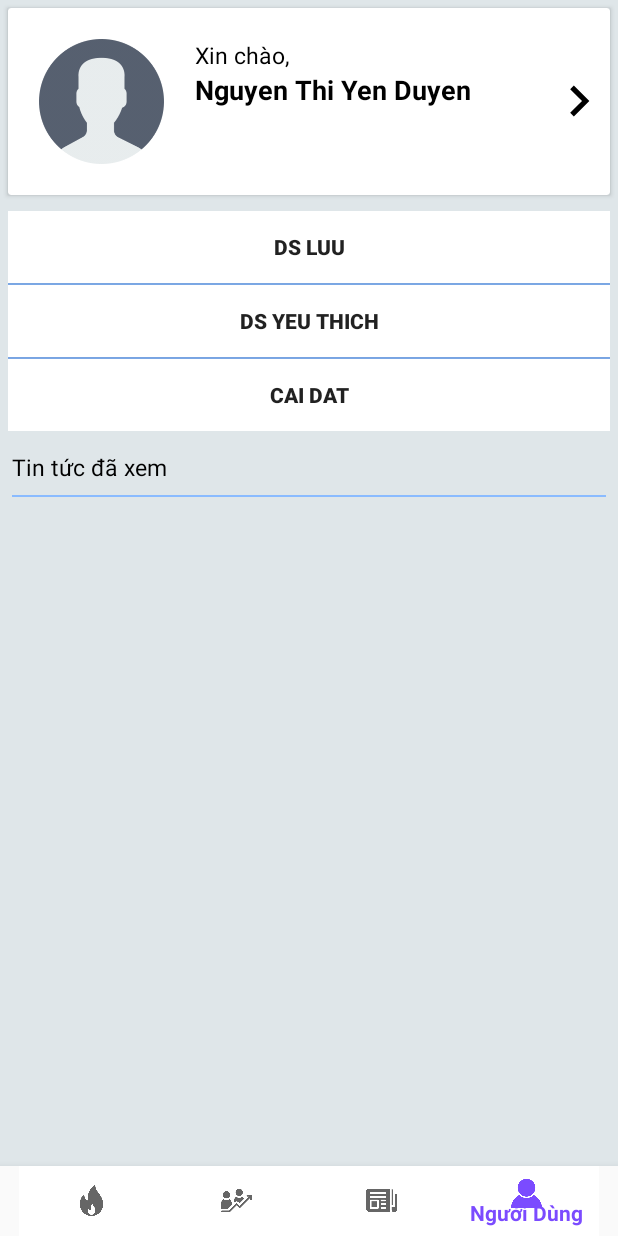
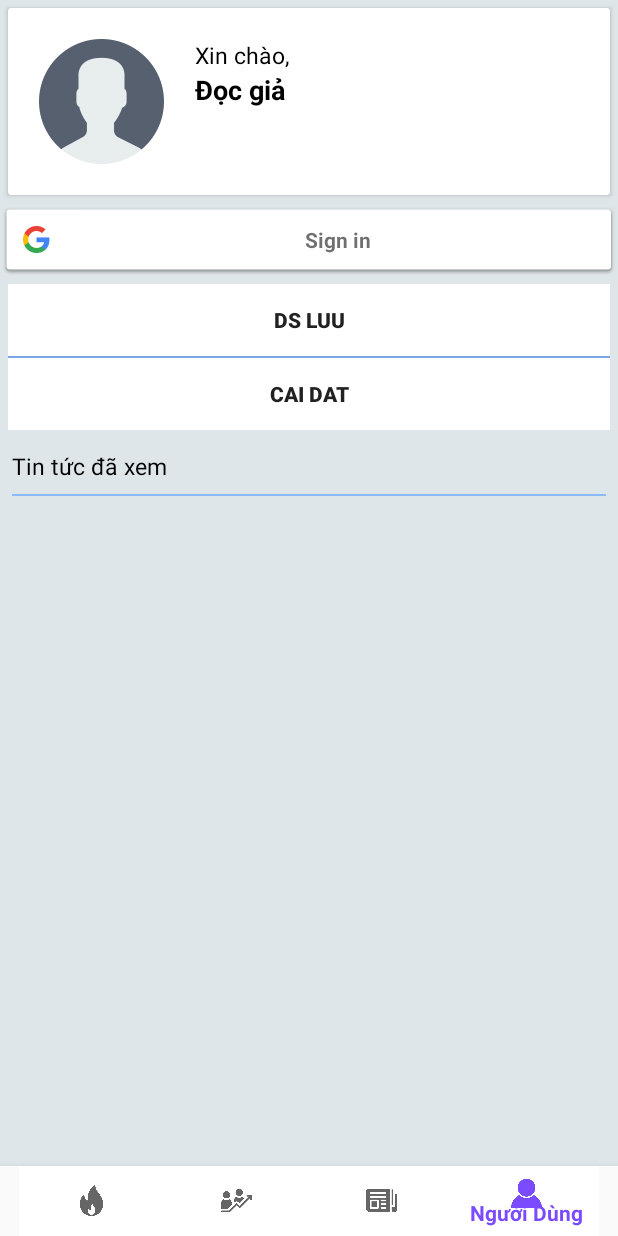
Before and after one commit to lehung1999ct/NewsPlus, an Android app: the screen it shows after launch (MainActivity), item 4 of the bottom bar chosen, on a phone screen of 412 x 824 dp. Run offline under Robolectric (Android 15) with nearby library versions, the phone set to English and light mode, and no system bars; our stand-ins replace Shimmer, sdp/ssp sizes.

Commit message:
>>Login with GG<<

```diff
--- a/app/src/main/java/myexam/th/lth/newsapp/fragment/FragmentProfileUser.java
+++ b/app/src/main/java/myexam/th/lth/newsapp/fragment/FragmentProfileUser.java
@@ -1,19 +1,54 @@
 package myexam.th.lth.newsapp.fragment;
 
 
+import android.app.ProgressDialog;
+import android.content.DialogInterface;
+import android.content.Intent;
 import android.os.Bundle;
+import android.os.Handler;
+import android.util.Log;
 import android.view.LayoutInflater;
 import android.view.View;
 import android.view.ViewGroup;
+import android.widget.Button;
+import android.widget.ImageView;
+import android.widget.TextView;
+import android.widget.Toast;
 
+import com.google.android.gms.auth.api.signin.GoogleSignIn;
+import com.google.android.gms.auth.api.signin.GoogleSignInAccount;
+import com.google.android.gms.auth.api.signin.GoogleSignInClient;
+import com.google.android.gms.auth.api.signin.GoogleSignInOptions;
+import com.google.android.gms.auth.api.signin.SignInAccount;
+import com.google.android.gms.common.SignInButton;
+import com.google.android.gms.common.api.ApiException;
+import com.google.android.gms.tasks.OnCompleteListener;
+import com.google.android.gms.tasks.Task;
+
+import java.util.concurrent.Executor;
+
+import androidx.annotation.NonNull;
+import androidx.appcompat.app.AlertDialog;
 import androidx.fragment.app.Fragment;
 import myexam.th.lth.newsapp.R;
 
 /**
  * A simple {@link Fragment} subclass.
  */
-public class FragmentProfileUser extends Fragment {
+public class FragmentProfileUser extends Fragment implements View.OnClickListener {
 
+    private static final String TAG = "ProfileUser";
+    private static final int RC_SIGN_IN = 101;
+
+    private String name,email,pass,id;
+    private SignInButton btnLoginGG;
+    private Button btnLogoutGG;
+    private TextView tvName_profile;
+
+    ImageView ic_detailProfile,avtProfile;
+
+    private GoogleSignInAccount mGoggle;
+    private GoogleSignInClient mGoogleSignInClient;
 
     public FragmentProfileUser() {
         // Required empty public constructor
@@ -24,7 +59,145 @@ public class FragmentProfileUser extends Fragment {
     public View onCreateView(LayoutInflater inflater, ViewGroup container,
                              Bundle savedInstanceState) {
         // Inflate the layout for this fragment
-        return inflater.inflate( R.layout.fragment_profile_user, container, false );
+        View view = inflater.inflate( R.layout.fragment_profile_user, container, false );
+
+        tvName_profile = (TextView)view.findViewById( R.id.tvName_profile );
+
+        ic_detailProfile = (ImageView)view.findViewById( R.id.ic_detailProfile );
+        //Google Login Services
+        GoogleSignInOptions gso = new GoogleSignInOptions.Builder(GoogleSignInOptions.DEFAULT_SIGN_IN)
+                .requestEmail()
+                .build();
+
+        // Build a GoogleSignInClient with the options specified by gso.
+        mGoogleSignInClient = GoogleSignIn.getClient( view.getContext() , gso );
+
+
+        btnLoginGG = (SignInButton) view.findViewById( R.id.btnLoginGG );
+        btnLogoutGG = (Button) view.findViewById( R.id.btnLogoutGG );
+        btnLoginGG.setSize( SignInButton.SIZE_STANDARD );
+
+        btnLoginGG.setOnClickListener( this );
+        btnLogoutGG.setOnClickListener( this );
+
+        return view;
+    }
+
+    private void signIn() {
+        Intent signInIntent = mGoogleSignInClient.getSignInIntent();
+        startActivityForResult(signInIntent, RC_SIGN_IN);
+    }
+
+    private void signOut() {
+        mGoogleSignInClient.signOut()
+                .addOnCompleteListener(getActivity(), new OnCompleteListener<Void>() {
+                    @Override
+                    public void onComplete(@NonNull Task<Void> task) {
+                        // ...
+                    }
+                });
+    }
+
+
+//    private void getInfoLogin(View view){
+//        mGoggle = GoogleSignIn.getLastSignedInAccount(view.getContext());
+//        if (mGoggle != null) {
+//            String mName = mGoggle.getDisplayName();
+//            String mGivenName = mGoggle.getGivenName();
+//            String mFamilyName = mGoggle.getFamilyName();
+//
+//            String mFullname = mFamilyName + mName;
+//            String mEmail = mGoggle.getEmail();
+//            String mId = mGoggle.getId();
+//            tvName_profile.setText( mGoggle.getFamilyName()+" "+mGoggle.getDisplayName() );
+//
+////            Toast.makeText( view.getContext(), mFullname+"\n"+mEmail,Toast.LENGTH_SHORT  ).show();
+//        }else
+//            Log.d( TAG,"LOGIN FAIL!" );
+//
+//    }
+
+    private void getInfo(GoogleSignInAccount account) {
+        if (account != null){
+            email = account.getEmail();
+            //Get Google infomation
+//            Toast.makeText(LoginActivity.this,
+//                    account.getDisplayName() + "\n"+
+//                            account.getGivenName() + "\n"+
+//                            account.getFamilyName() + "\n"+
+//                            account.getEmail() + "\n"+
+//                            account.getId(), LENGTH_LONG).show();
+        } else {
+            Log.d(TAG, "Not logged in");
+        }
+    }
+
+    @Override
+    public void onClick(final View v) {
+        switch (v.getId()){
+            case R.id.btnLoginGG:
+                signIn();
+
+                break;
+            case R.id.btnLogoutGG:
+                signOut();
+                tvName_profile.setText( "Đọc giả" );
+                btnLoginGG.setVisibility( View.VISIBLE );
+                btnLogoutGG.setVisibility( View.GONE );
+                ic_detailProfile.setVisibility( View.GONE );
+                break;
+        }
+    }
+
+    private void checkLoginSuccess(){
+        final ProgressDialog dialog = ProgressDialog.show(getActivity(), "Đang xác nhận",
+                "Vui lòng chờ...", true);
+        dialog.show();
+
+        //authentication from server
+        new Handler().postDelayed(
+                new Runnable() {
+                    public void run() {
+                        // On complete call either onLoginSuccess
+//                        getInfoLogin(getView());
+                        btnLoginGG.setVisibility( View.GONE );
+                        btnLogoutGG.setVisibility( View.VISIBLE );
+                        ic_detailProfile.setVisibility( View.VISIBLE );
+
+                        dialog.dismiss();
+                    }
+                }, 2000);
+    }
+
+    @Override
+    public void onActivityResult(int requestCode, int resultCode, Intent data) {
+        super.onActivityResult(requestCode, resultCode, data);
+        // Result returned from launching the Intent from GoogleSignInClient.getSignInIntent(...);
+        if (requestCode == 101) {
+            // The Task returned from this call is always completed, no need to attach a listener.
+            Task<GoogleSignInAccount> task = GoogleSignIn.getSignedInAccountFromIntent(data);
+            handleSignInResult(task);
+
+            checkLoginSuccess();
+        }else {
+            Log.i( TAG,"Login Fail"+requestCode );
+        }
+    }
+
+    private void handleSignInResult(Task<GoogleSignInAccount> completedTask) {
+        try {
+            GoogleSignInAccount account = completedTask.getResult(ApiException.class);
+            // Signed in successfully, show authenticated UI.
+            getInfo(account);
+        } catch (ApiException e) {
+            // The ApiException status code indicates the detailed failure reason.
+            // Please refer to the GoogleSignInStatusCodes class reference for more information.
+            Log.w(TAG, "failed code: " + e.getStatusCode());
+            btnLoginGG.setVisibility( View.VISIBLE );
+            btnLogoutGG.setVisibility( View.GONE );
+            ic_detailProfile.setVisibility( View.GONE );
+            getInfo(null);
+        }
     }
 
 }
--- a/app/src/main/res/layout/fragment_profile_user.xml
+++ b/app/src/main/res/layout/fragment_profile_user.xml
@@ -3,6 +3,7 @@
     xmlns:tools="http://schemas.android.com/tools"
     android:layout_width="match_parent"
     android:layout_height="match_parent"
+    xmlns:app="http://schemas.android.com/apk/res-auto"
     tools:context=".fragment.FragmentProfileUser"
     android:orientation="vertical"
     android:background="@color/transparent0">
@@ -38,7 +39,7 @@
                     android:id="@+id/tvName_profile"
                     android:layout_width="match_parent"
                     android:layout_height="wrap_content"
-                    android:text="Nguyen Thi Yen Duyen"
+                    android:text="Đọc giả"
                     android:textSize="@dimen/_14sdp"
                     android:textColor="#000"
                     android:textStyle="bold"/>
@@ -50,13 +51,31 @@
                 android:layout_height="match_parent"
                 android:gravity="end">
                 <ImageView
+                    android:id="@+id/ic_detailProfile"
                     android:layout_width="@dimen/_32sdp"
                     android:layout_height="@dimen/_32sdp"
                     android:src="@drawable/ic_arrow_right"
-                    android:layout_gravity="center" />
+                    android:layout_gravity="center"
+                    android:visibility="gone"/>
+
             </LinearLayout>
         </LinearLayout>
     </androidx.cardview.widget.CardView>
+
+    <com.google.android.gms.common.SignInButton
+        android:id="@+id/btnLoginGG"
+        android:layout_width="match_parent"
+        android:layout_height="wrap_content"
+        android:layout_gravity="center" />
+    <Button
+        android:id="@+id/btnLogoutGG"
+        android:layout_width="match_parent"
+        android:layout_height="wrap_content"
+        android:text="Đăng Xuất"
+        android:background="@drawable/linear_rounded_border"
+        android:layout_margin="@dimen/_4sdp"
+        android:textColor="#E91E63"
+        android:visibility="gone"/>
 
     <RelativeLayout
         android:layout_width="match_parent"
@@ -67,6 +86,7 @@
             android:layout_width="match_parent"
             android:layout_height="wrap_content"
             android:orientation="vertical">
+
             <Button
                 android:id="@+id/btnBookMark_profile"
                 android:layout_width="match_parent"
@@ -74,17 +94,6 @@
                 android:textStyle="bold"
                 android:text="DS Luu"
                 android:background="@color/whi0"/>
-            <View
-                android:layout_width="wrap_content"
-                android:layout_height="@dimen/_1sdp"
-                android:background="@color/blu4"/>
-            <Button
-                android:id="@+id/btnLike_profile"
-                android:layout_width="match_parent"
-                android:layout_height="wrap_content"
-                android:textStyle="bold"
-                android:background="@color/whi0"
-                android:text="DS Yeu Thich"/>
             <View
                 android:layout_width="wrap_content"
                 android:layout_height="@dimen/_1sdp"
--- a/app/src/main/res/values/strings.xml
+++ b/app/src/main/res/values/strings.xml
@@ -17,4 +17,9 @@
     <!-- TODO: Service Facebook -->
     <string name="facebook_app_id">2000488643605960</string>
     <string name="fb_login_protocol_scheme">fb2000488643605960</string>
+
+    <string name="server_client_id">
+        574470202421-ofej0re81fngqb3aeb3mo8ddj26lrnc9.apps.googleusercontent.com
+    </string>
+
 </resources>
```
Also changed, not shown: app/src/main/java/myexam/th/lth/newsapp/MainActivity.java (+20 -0 lines), 2 other files.
